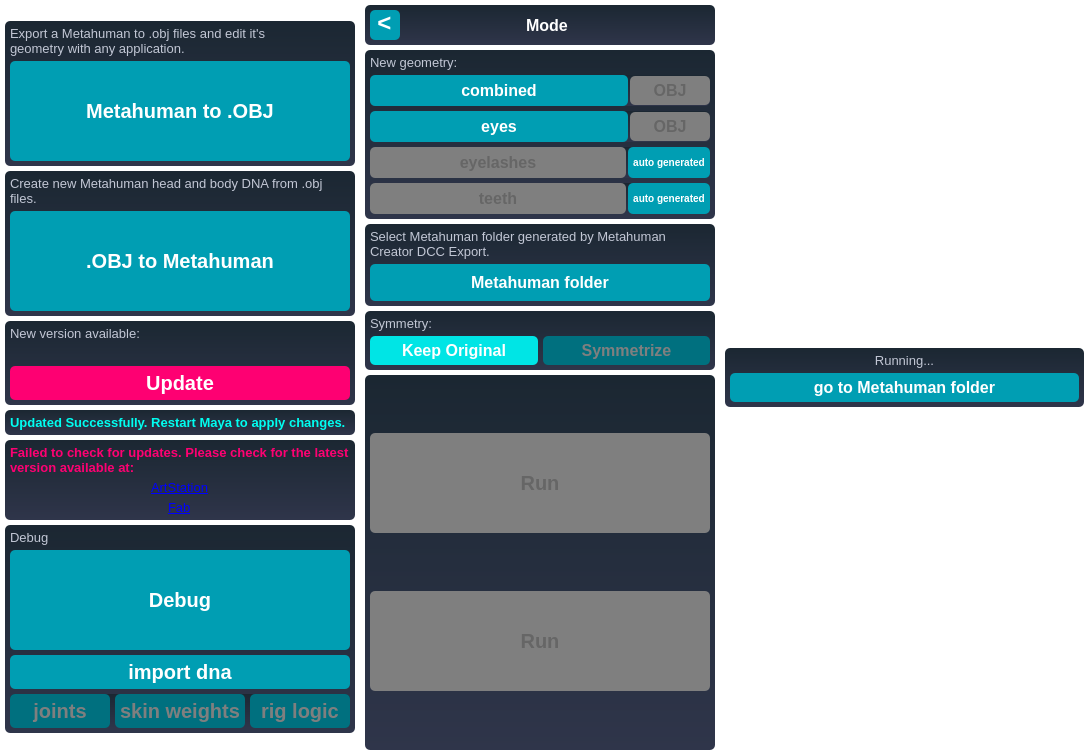
Before: the Qt Designer form MetaHumanExtraTools/met_main_window.ui in virtual-pancakes/met, drawn with Qt 5.
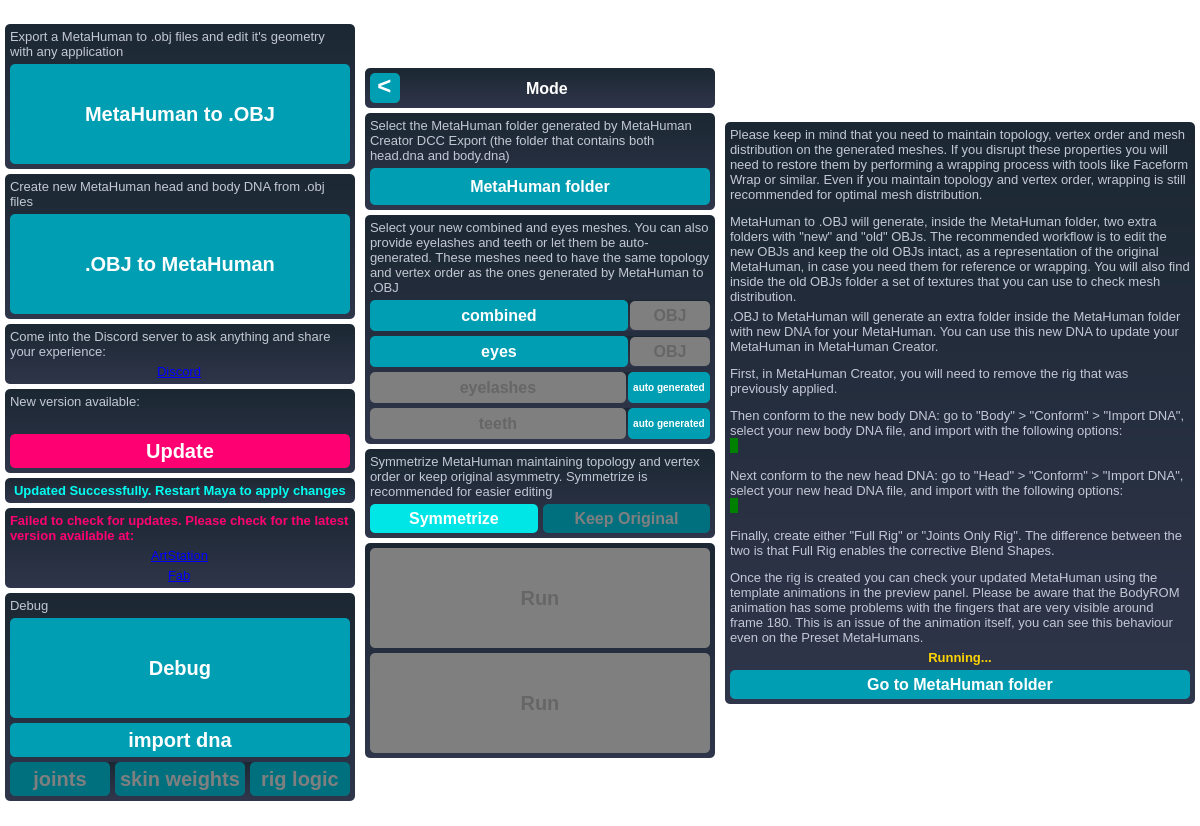
After: the same form once the commit is applied. Icons and pictures are not drawn.

Commit message: 1.3, better UI instructions, improved error handling

```diff
--- a/MetaHumanExtraTools/met_main_window.ui
+++ b/MetaHumanExtraTools/met_main_window.ui
@@ -6,8 +6,8 @@
    <rect>
     <x>0</x>
     <y>0</y>
-    <width>1089</width>
-    <height>755</height>
+    <width>1200</width>
+    <height>826</height>
    </rect>
   </property>
   <property name="sizePolicy">
@@ -477,7 +477,7 @@
   </property>
   <widget class="QWidget" name="centralwidget">
    <property name="sizePolicy">
-    <sizepolicy hsizetype="Minimum" vsizetype="Minimum">
+    <sizepolicy hsizetype="Maximum" vsizetype="Maximum">
      <horstretch>0</horstretch>
      <verstretch>0</verstretch>
     </sizepolicy>
@@ -510,7 +510,7 @@
     <item>
      <widget class="QFrame" name="start_frame">
       <property name="sizePolicy">
-       <sizepolicy hsizetype="Maximum" vsizetype="Maximum">
+       <sizepolicy hsizetype="Fixed" vsizetype="Maximum">
         <horstretch>0</horstretch>
         <verstretch>0</verstretch>
        </sizepolicy>
@@ -591,7 +591,7 @@
           <item>
            <widget class="QLabel" name="label_4">
             <property name="sizePolicy">
-             <sizepolicy hsizetype="Fixed" vsizetype="Fixed">
+             <sizepolicy hsizetype="MinimumExpanding" vsizetype="Minimum">
               <horstretch>0</horstretch>
               <verstretch>0</verstretch>
              </sizepolicy>
@@ -609,7 +609,7 @@
              </font>
             </property>
             <property name="text">
-             <string>Export a Metahuman to .obj files and edit it's geometry with any application.</string>
+             <string>Export a MetaHuman to .obj files and edit it's geometry with any application</string>
             </property>
             <property name="textFormat">
              <enum>Qt::PlainText</enum>
@@ -649,7 +649,7 @@
              </font>
             </property>
             <property name="text">
-             <string>Metahuman to .OBJ</string>
+             <string>MetaHuman to .OBJ</string>
             </property>
            </widget>
           </item>
@@ -692,13 +692,13 @@
           <item>
            <widget class="QLabel" name="label_5">
             <property name="sizePolicy">
-             <sizepolicy hsizetype="Fixed" vsizetype="Fixed">
+             <sizepolicy hsizetype="MinimumExpanding" vsizetype="Minimum">
               <horstretch>0</horstretch>
               <verstretch>0</verstretch>
              </sizepolicy>
             </property>
             <property name="text">
-             <string>Create new Metahuman head and body DNA from .obj files.</string>
+             <string>Create new MetaHuman head and body DNA from .obj files</string>
             </property>
             <property name="wordWrap">
              <bool>true</bool>
@@ -726,7 +726,60 @@
              </size>
             </property>
             <property name="text">
-             <string>.OBJ to Metahuman</string>
+             <string>.OBJ to MetaHuman</string>
+            </property>
+           </widget>
+          </item>
+         </layout>
+        </widget>
+       </item>
+       <item>
+        <widget class="QFrame" name="frame_7">
+         <property name="frameShape">
+          <enum>QFrame::StyledPanel</enum>
+         </property>
+         <property name="frameShadow">
+          <enum>QFrame::Raised</enum>
+         </property>
+         <layout class="QVBoxLayout" name="verticalLayout_15">
+          <property name="spacing">
+           <number>5</number>
+          </property>
+          <property name="leftMargin">
+           <number>5</number>
+          </property>
+          <property name="topMargin">
+           <number>5</number>
+          </property>
+          <property name="rightMargin">
+           <number>5</number>
+          </property>
+          <property name="bottomMargin">
+           <number>5</number>
+          </property>
+          <item>
+           <widget class="QLabel" name="label_10">
+            <property name="sizePolicy">
+             <sizepolicy hsizetype="MinimumExpanding" vsizetype="Minimum">
+              <horstretch>0</horstretch>
+              <verstretch>0</verstretch>
+             </sizepolicy>
+            </property>
+            <property name="text">
+             <string>Come into the Discord server to ask anything and share your experience:</string>
+            </property>
+            <property name="wordWrap">
+             <bool>true</bool>
+            </property>
+           </widget>
+          </item>
+          <item alignment="Qt::AlignHCenter">
+           <widget class="QLabel" name="discord_label">
+            <property name="text">
+             <string>&lt;a href='https://discord.gg/XdQN8WWV'&gt;Discord&lt;/a&gt;</string>
+            </property>
+            <property name="openExternalLinks">
+             <bool>true</bool>
             </property>
            </widget>
           </item>
@@ -765,6 +818,12 @@
           </property>
           <item>
            <widget class="QLabel" name="label_7">
+            <property name="sizePolicy">
+             <sizepolicy hsizetype="MinimumExpanding" vsizetype="Minimum">
+              <horstretch>0</horstretch>
+              <verstretch>0</verstretch>
+             </sizepolicy>
+            </property>
             <property name="text">
              <string>New version available:</string>
             </property>
@@ -837,13 +896,19 @@
           <property name="bottomMargin">
            <number>5</number>
           </property>
-          <item>
+          <item alignment="Qt::AlignHCenter">
            <widget class="QLabel" name="label_8">
+            <property name="sizePolicy">
+             <sizepolicy hsizetype="MinimumExpanding" vsizetype="Minimum">
+              <horstretch>0</horstretch>
+              <verstretch>0</verstretch>
+             </sizepolicy>
+            </property>
             <property name="styleSheet">
              <string notr="true">color: hsl(177, 100%, 50%); font-weight: bold</string>
             </property>
             <property name="text">
-             <string>Updated Successfully. Restart Maya to apply changes.</string>
+             <string>Updated Successfully. Restart Maya to apply changes</string>
             </property>
            </widget>
           </item>
@@ -882,6 +947,12 @@
           </property>
           <item>
            <widget class="QLabel" name="label_9">
+            <property name="sizePolicy">
+             <sizepolicy hsizetype="MinimumExpanding" vsizetype="Minimum">
+              <horstretch>0</horstretch>
+              <verstretch>0</verstretch>
+             </sizepolicy>
+            </property>
             <property name="styleSheet">
              <string notr="true">color: hsl(333, 100%, 50%); font-weight: bold</string>
             </property>
@@ -945,6 +1016,12 @@
           </property>
           <item>
            <widget class="QLabel" name="label_3">
+            <property name="sizePolicy">
+             <sizepolicy hsizetype="MinimumExpanding" vsizetype="Preferred">
+              <horstretch>0</horstretch>
+              <verstretch>0</verstretch>
+             </sizepolicy>
+            </property>
             <property name="text">
              <string>Debug</string>
             </property>
@@ -1153,7 +1230,7 @@
     <item>
      <widget class="QFrame" name="modes_frame">
       <property name="sizePolicy">
-       <sizepolicy hsizetype="Preferred" vsizetype="MinimumExpanding">
+       <sizepolicy hsizetype="Fixed" vsizetype="Maximum">
         <horstretch>0</horstretch>
         <verstretch>0</verstretch>
        </sizepolicy>
@@ -1298,10 +1375,84 @@
          </layout>
         </widget>
        </item>
+       <item>
+        <widget class="QFrame" name="select_metahuman_frame">
+         <property name="sizePolicy">
+          <sizepolicy hsizetype="Minimum" vsizetype="Maximum">
+           <horstretch>0</horstretch>
+           <verstretch>0</verstretch>
+          </sizepolicy>
+         </property>
+         <property name="frameShape">
+          <enum>QFrame::StyledPanel</enum>
+         </property>
+         <property name="frameShadow">
+          <enum>QFrame::Raised</enum>
+         </property>
+         <layout class="QVBoxLayout" name="verticalLayout_3">
+          <property name="spacing">
+           <number>5</number>
+          </property>
+          <property name="leftMargin">
+           <number>5</number>
+          </property>
+          <property name="topMargin">
+           <number>5</number>
+          </property>
+          <property name="rightMargin">
+           <number>5</number>
+          </property>
+          <property name="bottomMargin">
+           <number>5</number>
+          </property>
+          <item>
+           <widget class="QLabel" name="label">
+            <property name="sizePolicy">
+             <sizepolicy hsizetype="MinimumExpanding" vsizetype="Minimum">
+              <horstretch>0</horstretch>
+              <verstretch>0</verstretch>
+             </sizepolicy>
+            </property>
+            <property name="text">
+             <string>Select the MetaHuman folder generated by MetaHuman Creator DCC Export (the folder that contains both head.dna and body.dna)</string>
+            </property>
+            <property name="wordWrap">
+             <bool>true</bool>
+            </property>
+           </widget>
+          </item>
+          <item>
+           <widget class="QPushButton" name="metahuman_folder_button">
+            <property name="sizePolicy">
+             <sizepolicy hsizetype="MinimumExpanding" vsizetype="Minimum">
+              <horstretch>0</horstretch>
+              <verstretch>0</verstretch>
+             </sizepolicy>
+            </property>
+            <property name="minimumSize">
+             <size>
+              <width>0</width>
+              <height>37</height>
+             </size>
+            </property>
+            <property name="maximumSize">
+             <size>
+              <width>16777215</width>
+              <height>37</height>
+             </size>
+            </property>
+            <property name="text">
+             <string>MetaHuman folder</string>
+            </property>
+           </widget>
+          </item>
+         </layout>
+        </widget>
+       </item>
        <item>
         <widget class="QFrame" name="new_geometry_frame">
          <property name="sizePolicy">
-          <sizepolicy hsizetype="Minimum" vsizetype="Maximum">
+          <sizepolicy hsizetype="Minimum" vsizetype="Minimum">
            <horstretch>0</horstretch>
            <verstretch>0</verstretch>
           </sizepolicy>
@@ -1337,13 +1488,16 @@
           <item>
            <widget class="QLabel" name="label_2">
             <property name="sizePolicy">
-             <sizepolicy hsizetype="Preferred" vsizetype="Preferred">
+             <sizepolicy hsizetype="MinimumExpanding" vsizetype="Minimum">
               <horstretch>0</horstretch>
               <verstretch>0</verstretch>
              </sizepolicy>
             </property>
             <property name="text">
-             <string>New geometry:</string>
+             <string>Select your new combined and eyes meshes. You can also provide eyelashes and teeth or let them be auto-generated. These meshes need to have the same topology and vertex order as the ones generated by MetaHuman to .OBJ</string>
+            </property>
+            <property name="wordWrap">
+             <bool>true</bool>
             </property>
            </widget>
           </item>
@@ -1616,74 +1770,6 @@
          </layout>
         </widget>
        </item>
-       <item>
-        <widget class="QFrame" name="select_metahuman_frame">
-         <property name="sizePolicy">
-          <sizepolicy hsizetype="Minimum" vsizetype="Maximum">
-           <horstretch>0</horstretch>
-           <verstretch>0</verstretch>
-          </sizepolicy>
-         </property>
-         <property name="frameShape">
-          <enum>QFrame::StyledPanel</enum>
-         </property>
-         <property name="frameShadow">
-          <enum>QFrame::Raised</enum>
-         </property>
-         <layout class="QVBoxLayout" name="verticalLayout_3">
-          <property name="spacing">
-           <number>5</number>
-          </property>
-          <property name="leftMargin">
-           <number>5</number>
-          </property>
-          <property name="topMargin">
-           <number>5</number>
-          </property>
-          <property name="rightMargin">
-           <number>5</number>
-          </property>
-          <property name="bottomMargin">
-           <number>5</number>
-          </property>
-          <item>
-           <widget class="QLabel" name="label">
-            <property name="text">
-             <string>Select Metahuman folder generated by Metahuman Creator DCC Export.</string>
-            </property>
-            <property name="wordWrap">
-             <bool>true</bool>
-            </property>
-           </widget>
-          </item>
-          <item>
-           <widget class="QPushButton" name="metahuman_folder_button">
-            <property name="sizePolicy">
-             <sizepolicy hsizetype="MinimumExpanding" vsizetype="Minimum">
-              <horstretch>0</horstretch>
-              <verstretch>0</verstretch>
-             </sizepolicy>
-            </property>
-            <property name="minimumSize">
-             <size>
-              <width>0</width>
-              <height>37</height>
-             </size>
-            </property>
-            <property name="maximumSize">
-             <size>
-              <width>16777215</width>
-              <height>37</height>
-             </size>
-            </property>
-            <property name="text">
-             <string>Metahuman folder</string>
-            </property>
-           </widget>
-          </item>
-         </layout>
-        </widget>
-       </item>
        <item>
         <widget class="QFrame" name="symmetrize_frame">
          <property name="sizePolicy">
@@ -1716,8 +1802,17 @@
           </property>
           <item>
            <widget class="QLabel" name="label_6">
+            <property name="sizePolicy">
+             <sizepolicy hsizetype="MinimumExpanding" vsizetype="Minimum">
+              <horstretch>0</horstretch>
+              <verstretch>0</verstretch>
+             </sizepolicy>
+            </property>
             <property name="text">
-             <string>Symmetry:</string>
+             <string>Symmetrize MetaHuman maintaining topology and vertex order or keep original asymmetry. Symmetrize is recommended for easier editing</string>
+            </property>
+            <property name="wordWrap">
+             <bool>true</bool>
             </property>
            </widget>
           </item>
@@ -1745,65 +1840,6 @@
              <property name="bottomMargin">
               <number>0</number>
              </property>
-             <item>
-              <widget class="QPushButton" name="original_button">
-               <property name="sizePolicy">
-                <sizepolicy hsizetype="Preferred" vsizetype="Fixed">
-                 <horstretch>0</horstretch>
-                 <verstretch>0</verstretch>
-                </sizepolicy>
-               </property>
-               <property name="minimumSize">
-                <size>
-                 <width>145</width>
-                 <height>0</height>
-                </size>
-               </property>
-               <property name="styleSheet">
-                <string notr="true">/*-----QPushButton-----*/
-QPushButton
-{
-	background-color: hsv(187, 100%, 50%);
-	color: hsv(0, 0, 50%);
-	font-weight: bold;
-	border: none;
-	border-radius: 5px;
-}
-QPushButton::hover
-{
-	background-color: qlineargradient(spread:pad, x1:1, y1:0, x2:0, y2:1, stop:0 hsv(187, 100%, 50%),stop:1 hsv(180, 100%, 70%));
-}
-QPushButton::pressed
-{
-	background-color: hsv(180, 100%, 100%);
-color: rgb(255, 255, 255);
-}
-
-QPushButton::checked
-{
-	color: rgb(255, 255, 255);
-	background-color: hsv(180, 100%, 90%);
-}
-QPushButton::checked::hover
-{
-	background-color: qlineargradient(spread:pad, x1:1, y1:0, x2:0, y2:1, stop:0 hsv(180, 100%, 90%),stop:1 hsv(180, 100%, 100%));
-}
-QPushButton::checked::pressed
-{
-	background-color: hsv(180, 100%, 100%);
-}</string>
-               </property>
-               <property name="text">
-                <string>Keep Original</string>
-               </property>
-               <property name="checkable">
-                <bool>true</bool>
-               </property>
-               <property name="checked">
-                <bool>true</bool>
-               </property>
-              </widget>
-             </item>
              <item>
               <widget class="QPushButton" name="symmetrize_button">
                <property name="sizePolicy">
@@ -1859,6 +1895,65 @@
                 <bool>true</bool>
                </property>
                <property name="checked">
+                <bool>true</bool>
+               </property>
+              </widget>
+             </item>
+             <item>
+              <widget class="QPushButton" name="original_button">
+               <property name="sizePolicy">
+                <sizepolicy hsizetype="Preferred" vsizetype="Fixed">
+                 <horstretch>0</horstretch>
+                 <verstretch>0</verstretch>
+                </sizepolicy>
+               </property>
+               <property name="minimumSize">
+                <size>
+                 <width>145</width>
+                 <height>0</height>
+                </size>
+               </property>
+               <property name="styleSheet">
+                <string notr="true">/*-----QPushButton-----*/
+QPushButton
+{
+	background-color: hsv(187, 100%, 50%);
+	color: hsv(0, 0, 50%);
+	font-weight: bold;
+	border: none;
+	border-radius: 5px;
+}
+QPushButton::hover
+{
+	background-color: qlineargradient(spread:pad, x1:1, y1:0, x2:0, y2:1, stop:0 hsv(187, 100%, 50%),stop:1 hsv(180, 100%, 70%));
+}
+QPushButton::pressed
+{
+	background-color: hsv(180, 100%, 100%);
+color: rgb(255, 255, 255);
+}
+
+QPushButton::checked
+{
+	color: rgb(255, 255, 255);
+	background-color: hsv(180, 100%, 90%);
+}
+QPushButton::checked::hover
+{
+	background-color: qlineargradient(spread:pad, x1:1, y1:0, x2:0, y2:1, stop:0 hsv(180, 100%, 90%),stop:1 hsv(180, 100%, 100%));
+}
+QPushButton::checked::pressed
+{
+	background-color: hsv(180, 100%, 100%);
+}</string>
+               </property>
+               <property name="text">
+                <string>Keep Original</string>
+               </property>
+               <property name="checkable">
+                <bool>true</bool>
+               </property>
+               <property name="checked">
                 <bool>false</bool>
                </property>
               </widget>
@@ -1940,14 +2035,14 @@
     <item>
      <widget class="QFrame" name="running_frame">
       <property name="sizePolicy">
-       <sizepolicy hsizetype="Fixed" vsizetype="Fixed">
+       <sizepolicy hsizetype="Maximum" vsizetype="Maximum">
         <horstretch>0</horstretch>
         <verstretch>0</verstretch>
        </sizepolicy>
       </property>
       <property name="minimumSize">
        <size>
-        <width>369</width>
+        <width>480</width>
         <height>0</height>
        </size>
       </property>
@@ -1978,6 +2073,12 @@
        </property>
        <item>
         <widget class="QFrame" name="frame_6">
+         <property name="sizePolicy">
+          <sizepolicy hsizetype="Maximum" vsizetype="Maximum">
+           <horstretch>0</horstretch>
+           <verstretch>0</verstretch>
+          </sizepolicy>
+         </property>
          <property name="frameShape">
           <enum>QFrame::StyledPanel</enum>
          </property>
@@ -2000,20 +2101,221 @@
           <property name="bottomMargin">
            <number>5</number>
           </property>
+          <item>
+           <widget class="QFrame" name="metahuman_to_obj_info_frame">
+            <property name="sizePolicy">
+             <sizepolicy hsizetype="Maximum" vsizetype="Maximum">
+              <horstretch>0</horstretch>
+              <verstretch>0</verstretch>
+             </sizepolicy>
+            </property>
+            <property name="styleSheet">
+             <string notr="true">background: transparent</string>
+            </property>
+            <property name="frameShape">
+             <enum>QFrame::StyledPanel</enum>
+            </property>
+            <property name="frameShadow">
+             <enum>QFrame::Raised</enum>
+            </property>
+            <layout class="QVBoxLayout" name="verticalLayout_16">
+             <property name="spacing">
+              <number>0</number>
+             </property>
+             <property name="leftMargin">
+              <number>0</number>
+             </property>
+             <property name="topMargin">
+              <number>0</number>
+             </property>
+             <property name="rightMargin">
+              <number>0</number>
+             </property>
+             <property name="bottomMargin">
+              <number>0</number>
+             </property>
+             <item>
+              <widget class="QLabel" name="label_12">
+               <property name="sizePolicy">
+                <sizepolicy hsizetype="Minimum" vsizetype="Maximum">
+                 <horstretch>0</horstretch>
+                 <verstretch>0</verstretch>
+                </sizepolicy>
+               </property>
+               <property name="minimumSize">
+                <size>
+                 <width>460</width>
+                 <height>0</height>
+                </size>
+               </property>
+               <property name="styleSheet">
+                <string notr="true">background: transparent</string>
+               </property>
+               <property name="text">
+                <string>&lt;html&gt;&lt;head/&gt;&lt;body&gt;&lt;p&gt;Please keep in mind that you need to maintain topology, vertex order and mesh distribution on the generated meshes. If you disrupt these properties you will need to restore them by performing a wrapping process with tools like Faceform Wrap or similar. Even if you maintain topology and vertex order, wrapping is still recommended for optimal mesh distribution.&lt;/p&gt;&lt;p&gt;MetaHuman to .OBJ will generate, inside the MetaHuman folder, two extra folders with &amp;quot;new&amp;quot; and &amp;quot;old&amp;quot; OBJs. The recommended workflow is to edit the new OBJs and keep the old OBJs intact, as a representation of the original MetaHuman, in case you need them for reference or wrapping. You will also find inside the old OBJs folder a set of textures that you can use to check mesh distribution.&lt;/p&gt;&lt;/body&gt;&lt;/html&gt;</string>
+               </property>
+               <property name="wordWrap">
+                <bool>true</bool>
+               </property>
+              </widget>
+             </item>
+            </layout>
+           </widget>
+          </item>
+          <item>
+           <widget class="QFrame" name="obj_to_metahuman_info_frame">
+            <property name="sizePolicy">
+             <sizepolicy hsizetype="Maximum" vsizetype="Maximum">
+              <horstretch>0</horstretch>
+              <verstretch>0</verstretch>
+             </sizepolicy>
+            </property>
+            <property name="styleSheet">
+             <string notr="true">background: transparent</string>
+            </property>
+            <property name="frameShape">
+             <enum>QFrame::StyledPanel</enum>
+            </property>
+            <property name="frameShadow">
+             <enum>QFrame::Raised</enum>
+            </property>
+            <layout class="QVBoxLayout" name="verticalLayout_17">
+             <property name="spacing">
+              <number>0</number>
+             </property>
+             <property name="leftMargin">
+              <number>0</number>
+             </property>
+             <property name="topMargin">
+              <number>0</number>
+             </property>
+             <property name="rightMargin">
+              <number>0</number>
+             </property>
+             <property name="bottomMargin">
+              <number>0</number>
+             </property>
+             <item>
+              <widget class="QLabel" name="label_11">
+               <property name="sizePolicy">
+                <sizepolicy hsizetype="Minimum" vsizetype="Maximum">
+                 <horstretch>0</horstretch>
+                 <verstretch>0</verstretch>
+                </sizepolicy>
+               </property>
+               <property name="minimumSize">
+                <size>
+                 <width>460</width>
+                 <height>0</height>
+                </size>
+               </property>
+               <property name="text">
+                <string>&lt;html&gt;&lt;head/&gt;&lt;body&gt;&lt;p&gt;.OBJ to MetaHuman will generate an extra folder inside the MetaHuman folder with new DNA for your MetaHuman. You can use this new DNA to update your MetaHuman in MetaHuman Creator.&lt;/p&gt;&lt;p&gt;First, in MetaHuman Creator, you will need to remove the rig that was previously applied.&lt;/p&gt;&lt;p&gt;Then conform to the new body DNA: go to &amp;quot;Body&amp;quot; &amp;gt; &amp;quot;Conform&amp;quot; &amp;gt; &amp;quot;Import DNA&amp;quot;, select your new body DNA file, and import with the following options:&lt;/p&gt;&lt;/body&gt;&lt;/html&gt;</string>
+               </property>
+               <property name="wordWrap">
+                <bool>true</bool>
+               </property>
+              </widget>
+             </item>
+             <item>
+              <widget class="QLabel" name="dna_options_body_label">
+               <property name="sizePolicy">
+                <sizepolicy hsizetype="Maximum" vsizetype="Maximum">
+                 <horstretch>0</horstretch>
+                 <verstretch>0</verstretch>
+                </sizepolicy>
+               </property>
+               <property name="styleSheet">
+                <string notr="true">background: green</string>
+               </property>
+               <property name="text">
+                <string/>
+               </property>
+              </widget>
+             </item>
+             <item>
+              <widget class="QLabel" name="label_13">
+               <property name="sizePolicy">
+                <sizepolicy hsizetype="Minimum" vsizetype="Maximum">
+                 <horstretch>0</horstretch>
+                 <verstretch>0</verstretch>
+                </sizepolicy>
+               </property>
+               <property name="text">
+                <string>&lt;html&gt;&lt;head/&gt;&lt;body&gt;&lt;p&gt;&lt;br/&gt;Next conform to the new head DNA: go to &amp;quot;Head&amp;quot; &amp;gt; &amp;quot;Conform&amp;quot; &amp;gt; &amp;quot;Import DNA&amp;quot;, select your new head DNA file, and import with the following options:&lt;/p&gt;&lt;/body&gt;&lt;/html&gt;</string>
+               </property>
+               <property name="wordWrap">
+                <bool>true</bool>
+               </property>
+              </widget>
+             </item>
+             <item>
+              <widget class="QLabel" name="dna_options_head_label">
+               <property name="sizePolicy">
+                <sizepolicy hsizetype="Maximum" vsizetype="Maximum">
+                 <horstretch>0</horstretch>
+                 <verstretch>0</verstretch>
+                </sizepolicy>
+               </property>
+               <property name="styleSheet">
+                <string notr="true">background: green</string>
+               </property>
+               <property name="text">
+                <string/>
+               </property>
+              </widget>
+             </item>
+             <item>
+              <widget class="QLabel" name="label_14">
+               <property name="sizePolicy">
+                <sizepolicy hsizetype="Minimum" vsizetype="Maximum">
+                 <horstretch>0</horstretch>
+                 <verstretch>0</verstretch>
+                </sizepolicy>
+               </property>
+               <property name="text">
+                <string>&lt;html&gt;&lt;head/&gt;&lt;body&gt;&lt;p&gt;&lt;br/&gt;Finally, create either &amp;quot;Full Rig&amp;quot; or &amp;quot;Joints Only Rig&amp;quot;. The difference between the two is that Full Rig enables the corrective Blend Shapes.&lt;/p&gt;&lt;p&gt;Once the rig is created you can check your updated MetaHuman using the template animations in the preview panel. Please be aware that the BodyROM animation has some problems with the fingers that are very visible around frame 180. This is an issue of the animation itself, you can see this behaviour even on the Preset MetaHumans.&lt;/p&gt;&lt;/body&gt;&lt;/html&gt;</string>
+               </property>
+               <property name="wordWrap">
+                <bool>true</bool>
+               </property>
+              </widget>
+             </item>
+            </layout>
+           </widget>
+          </item>
           <item>
            <widget class="QLabel" name="running_label">
+            <property name="sizePolicy">
+             <sizepolicy hsizetype="MinimumExpanding" vsizetype="Maximum">
+              <horstretch>0</horstretch>
+              <verstretch>0</verstretch>
+             </sizepolicy>
+            </property>
+            <property name="styleSheet">
+             <string notr="true">color: hsl(50, 100%, 50%); font-weight: bold</string>
+            </property>
             <property name="text">
              <string>Running...</string>
             </property>
             <property name="alignment">
              <set>Qt::AlignCenter</set>
             </property>
+            <property name="wordWrap">
+             <bool>true</bool>
+            </property>
            </widget>
           </item>
           <item>
            <widget class="QPushButton" name="go_to_metahuman_folder_button">
+            <property name="sizePolicy">
+             <sizepolicy hsizetype="Preferred" vsizetype="Maximum">
+              <horstretch>0</horstretch>
+              <verstretch>0</verstretch>
+             </sizepolicy>
+            </property>
             <property name="text">
-             <string>go to Metahuman folder</string>
+             <string>Go to MetaHuman folder</string>
             </property>
            </widget>
           </item>
```
The commit also changes 7 other files.
